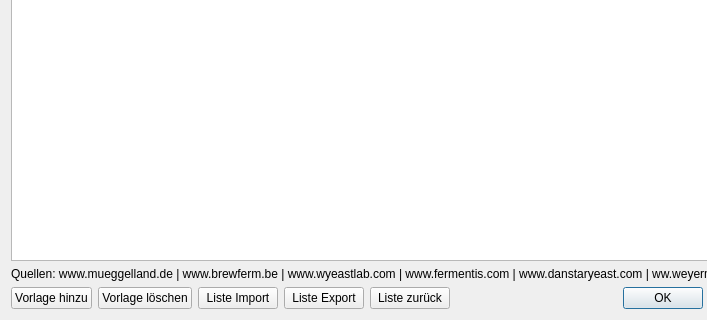
The window that kleiner-brauhelfer/dialogs/dlgrohstoffvorlage.ui (kleiner-brauhelfer/kleiner-brauhelfer-2) describes before a commit, drawn with Qt 5; both pictures show x 0 to 707 and y 180 to 500 of the 800 by 500 pixel window.
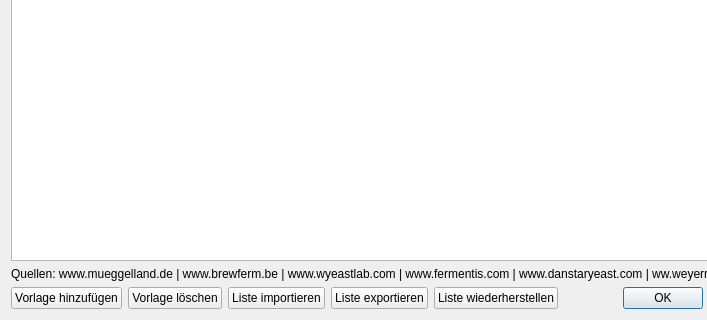
The same window after the commit. Custom widgets are drawn as their Qt base class.

The edit to the form file:
```diff
--- a/kleiner-brauhelfer/dialogs/dlgrohstoffvorlage.ui
+++ b/kleiner-brauhelfer/dialogs/dlgrohstoffvorlage.ui
@@ -94,7 +94,7 @@
            <string>&lt;html&gt;&lt;head/&gt;&lt;body&gt;&lt;p&gt;Mit diesem Button wird im obigen Feld Rohstoffvorlagen eine &lt;span style=&quot; font-weight:600;&quot;&gt;neue&lt;/span&gt;, vordefinierte &lt;span style=&quot; font-weight:600;&quot;&gt;Zeile&lt;/span&gt; hinzugefügt.&lt;/p&gt;&lt;/body&gt;&lt;/html&gt;</string>
           </property>
           <property name="text">
-           <string>Vorlage hinzu</string>
+           <string>Vorlage hinzufügen</string>
           </property>
          </widget>
         </item>
@@ -114,7 +114,7 @@
            <string>&lt;html&gt;&lt;head/&gt;&lt;body&gt;&lt;p&gt;Mit diesem Button werden im obigen Feld Rohstoffvorlagen neue, vordefinierte Rohstofflisten hinzugefügt. Aktuell sollte der Datensatz als semikolonseparierter csv-Datensatz mit den Feldern &lt;span style=&quot; font-weight:600;&quot;&gt;Name&lt;/span&gt;, &lt;span style=&quot; font-weight:600;&quot;&gt;Typ&lt;/span&gt;, &lt;span style=&quot; font-weight:600;&quot;&gt;Ausbeute&lt;/span&gt; und &lt;span style=&quot; font-weight:600;&quot;&gt;Farbe&lt;/span&gt; vorliegen.&lt;/p&gt;&lt;p&gt;Beispiel:&lt;/p&gt;&lt;p&gt;Name;Typ;Ausbeute;Farbe&lt;br/&gt;Honig;Honig;90;1&lt;br/&gt;;;;&lt;br/&gt;;;;&lt;/p&gt;&lt;p&gt;Ein Leerzeichen hinter dem Semikolon ist nicht nötig.&lt;/p&gt;&lt;/body&gt;&lt;/html&gt;</string>
           </property>
           <property name="text">
-           <string>Liste Import</string>
+           <string>Liste importieren</string>
           </property>
          </widget>
         </item>
@@ -124,7 +124,7 @@
            <string>&lt;html&gt;&lt;head/&gt;&lt;body&gt;&lt;p&gt;Mit diesem Button werden markierte Felder als Semikolon searierter csv-Datensatz &lt;span style=&quot; font-weight:600;&quot;&gt;exportiert&lt;/span&gt;. &lt;/p&gt;&lt;/body&gt;&lt;/html&gt;</string>
           </property>
           <property name="text">
-           <string>Liste Export</string>
+           <string>Liste exportieren</string>
           </property>
          </widget>
         </item>
@@ -134,7 +134,7 @@
            <string>&lt;html&gt;&lt;head/&gt;&lt;body&gt;&lt;p&gt;Mit diesem Button wird der vordefinierte &lt;span style=&quot; font-weight:600;&quot;&gt;Ausgangszustand&lt;/span&gt; für die Vorlagenerstellung wiederhergestellt.&lt;/p&gt;&lt;/body&gt;&lt;/html&gt;</string>
           </property>
           <property name="text">
-           <string>Liste zurück</string>
+           <string>Liste wiederherstellen</string>
           </property>
          </widget>
         </item>
```
